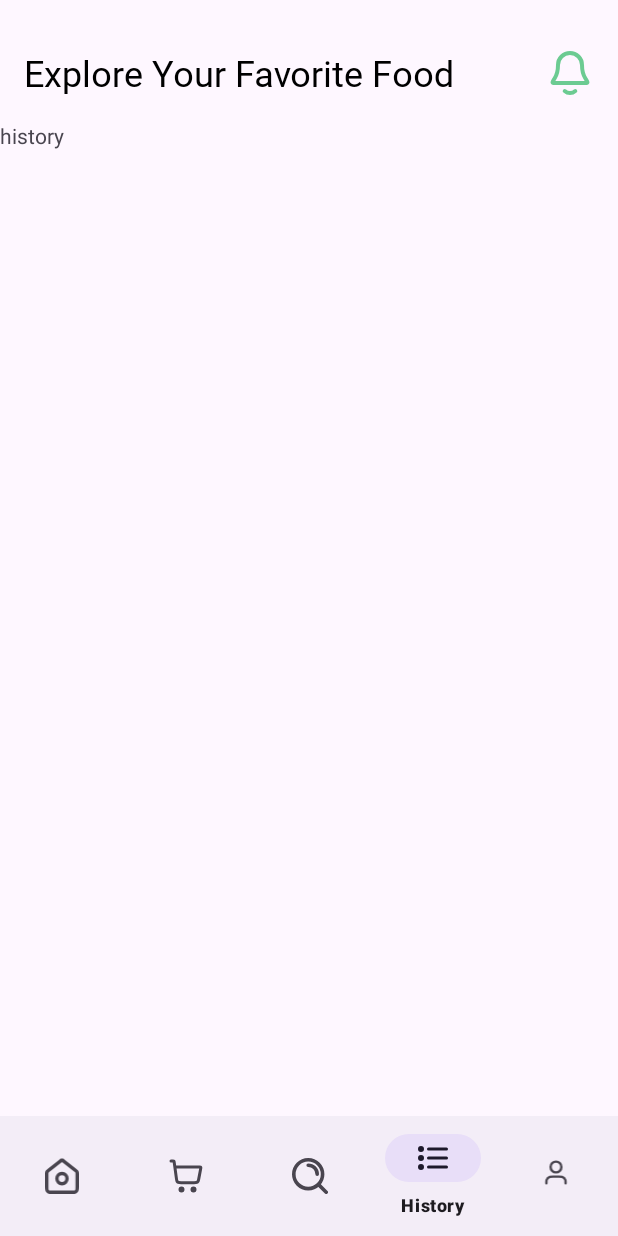
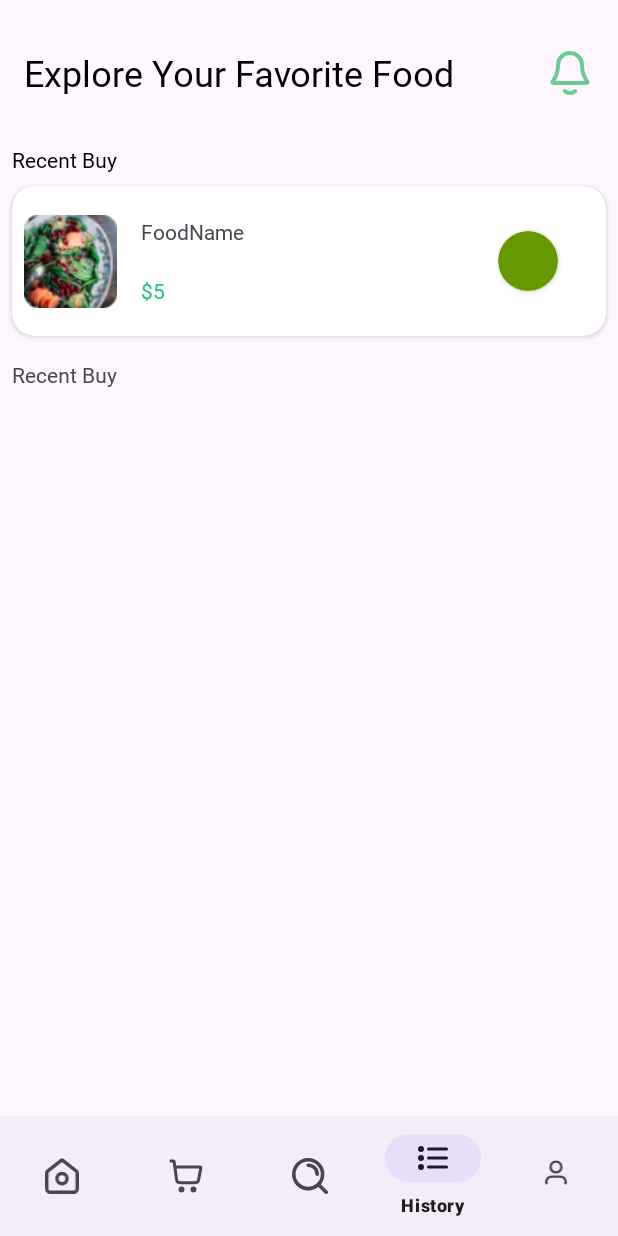
Before and after one commit to abhijeetsharma016/FoodForGood, an Android app: the historyFragment screen opened through its navigation route, on a phone screen of 412 x 824 dp. Run offline under Robolectric (Android 15) with nearby library versions, the phone set to English and light mode, and no system bars; our stand-ins replace navigation-ui; libraries missing offline, so code that uses them is left out: com.denzcoskun.imageslider; 7 statements that could not run were skipped.

Commit message:
made view of history fragment

```diff
--- /dev/null
+++ b/app/src/main/res/layout/buy_again_item.xml
@@ -0,0 +1,6 @@
+<?xml version="1.0" encoding="utf-8"?>
+<androidx.constraintlayout.widget.ConstraintLayout xmlns:android="http://schemas.android.com/apk/res/android"
+    android:layout_width="match_parent"
+    android:layout_height="match_parent">
+
+</androidx.constraintlayout.widget.ConstraintLayout>
--- a/app/src/main/res/layout/fragment_history.xml
+++ b/app/src/main/res/layout/fragment_history.xml
@@ -1,14 +1,111 @@
 <?xml version="1.0" encoding="utf-8"?>
 <FrameLayout xmlns:android="http://schemas.android.com/apk/res/android"
+    xmlns:app="http://schemas.android.com/apk/res-auto"
     xmlns:tools="http://schemas.android.com/tools"
     android:layout_width="match_parent"
     android:layout_height="match_parent"
     tools:context=".Fragment.historyFragment">
 
     <!-- TODO: Update blank fragment layout -->
-    <TextView
+
+    <androidx.constraintlayout.widget.ConstraintLayout
         android:layout_width="match_parent"
-        android:layout_height="match_parent"
-        android:text="history" />
+        android:layout_height="match_parent">
+
+        <TextView
+            android:id="@+id/textView25"
+            android:layout_width="wrap_content"
+            android:layout_height="wrap_content"
+            android:layout_marginStart="8dp"
+            android:layout_marginTop="16dp"
+            android:fontFamily="@font/yeonsungregular"
+            android:text="Recent Buy"
+            android:textColor="@color/black"
+            app:layout_constraintStart_toStartOf="parent"
+            app:layout_constraintTop_toTopOf="parent" />
+
+        <androidx.cardview.widget.CardView
+            android:id="@+id/cardView2"
+            android:layout_width="match_parent"
+            android:layout_height="100dp"
+            android:layout_marginStart="8dp"
+            android:layout_marginTop="8dp"
+            android:layout_marginEnd="8dp"
+            app:cardCornerRadius="15dp"
+            app:layout_constraintEnd_toEndOf="parent"
+            app:layout_constraintStart_toStartOf="parent"
+            app:layout_constraintTop_toBottomOf="@+id/textView25">
+
+            <androidx.constraintlayout.widget.ConstraintLayout
+                android:layout_width="match_parent"
+                android:layout_height="match_parent">
+
+                <ImageView
+                    android:id="@+id/imageView7"
+                    android:layout_width="62dp"
+                    android:layout_height="62dp"
+                    android:layout_marginStart="8dp"
+                    android:layout_marginTop="8dp"
+                    android:layout_marginBottom="8dp"
+                    android:src="@drawable/menu3"
+                    app:layout_constraintBottom_toBottomOf="parent"
+                    app:layout_constraintStart_toStartOf="parent"
+                    app:layout_constraintTop_toTopOf="parent" />
+
+                <TextView
+                    android:id="@+id/textView26"
+                    android:layout_width="wrap_content"
+                    android:layout_height="wrap_content"
+                    android:layout_marginStart="16dp"
+                    android:fontFamily="@font/yeonsungregular"
+                    android:text="FoodName"
+                    app:layout_constraintBottom_toTopOf="@+id/textView27"
+                    app:layout_constraintStart_toEndOf="@+id/imageView7"
+                    app:layout_constraintTop_toTopOf="parent" />
+
+                <TextView
+                    android:id="@+id/textView27"
+                    android:layout_width="wrap_content"
+                    android:layout_height="wrap_content"
+                    android:fontFamily="@font/yeonsungregular"
+                    android:text="$5"
+                    android:textColor="@color/textColor"
+                    app:layout_constraintBottom_toBottomOf="parent"
+                    app:layout_constraintStart_toStartOf="@+id/textView26"
+                    app:layout_constraintTop_toBottomOf="@+id/textView26"
+                    app:layout_constraintVertical_bias="0.0" />
+
+                <androidx.cardview.widget.CardView
+                    android:layout_width="40dp"
+                    android:layout_height="40dp"
+                    android:layout_marginEnd="32dp"
+                    app:cardBackgroundColor="@android:color/holo_green_dark"
+                    app:cardCornerRadius="20dp"
+                    app:layout_constraintBottom_toBottomOf="parent"
+                    app:layout_constraintEnd_toEndOf="parent"
+                    app:layout_constraintTop_toTopOf="parent" />
+            </androidx.constraintlayout.widget.ConstraintLayout>
+        </androidx.cardview.widget.CardView>
+
+        <TextView
+            android:id="@+id/textView28"
+            android:layout_width="wrap_content"
+            android:layout_height="wrap_content"
+            android:layout_marginStart="8dp"
+            android:layout_marginTop="16dp"
+            android:text="Recent Buy"
+            app:layout_constraintStart_toStartOf="parent"
+            app:layout_constraintTop_toBottomOf="@+id/cardView2"
+            android:fontFamily="@font/yeonsungregular" />
+
+        <androidx.recyclerview.widget.RecyclerView
+            android:layout_width="409dp"
+            android:layout_height="0dp"
+            android:layout_marginTop="16dp"
+            app:layout_constraintBottom_toBottomOf="parent"
+            app:layout_constraintEnd_toEndOf="parent"
+            app:layout_constraintStart_toStartOf="parent"
+            app:layout_constraintTop_toBottomOf="@+id/textView28" />
+    </androidx.constraintlayout.widget.ConstraintLayout>
 
 </FrameLayout>
```
